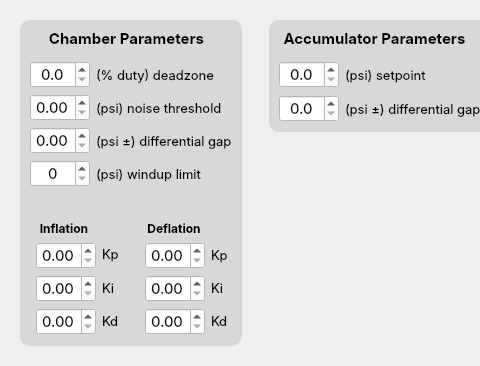
Old version of the form designer/tunewindow.ui in the repository lucas-tiz/pressure-vest; both pictures show x 0 to 480 and y 0 to 366 of the 723 by 366 pixel window.
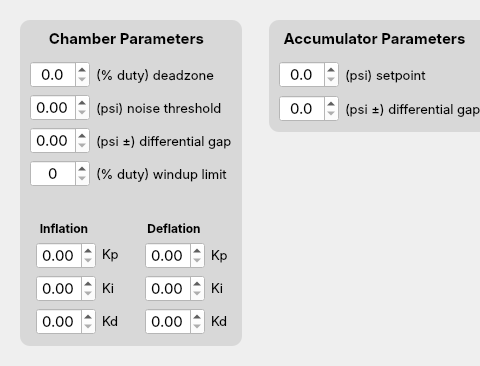
New version of the form.

Commit message: fixed windup limits to % duty

Patch:
```diff
--- a/designer/tunewindow.ui
+++ b/designer/tunewindow.ui
@@ -688,7 +688,7 @@
     </font>
    </property>
    <property name="text">
-    <string>(psi) windup limit</string>
+    <string>(% duty) windup limit</string>
    </property>
    <property name="alignment">
     <set>Qt::AlignLeading|Qt::AlignLeft|Qt::AlignVCenter</set>
```
The commit also changes 1 other file.
